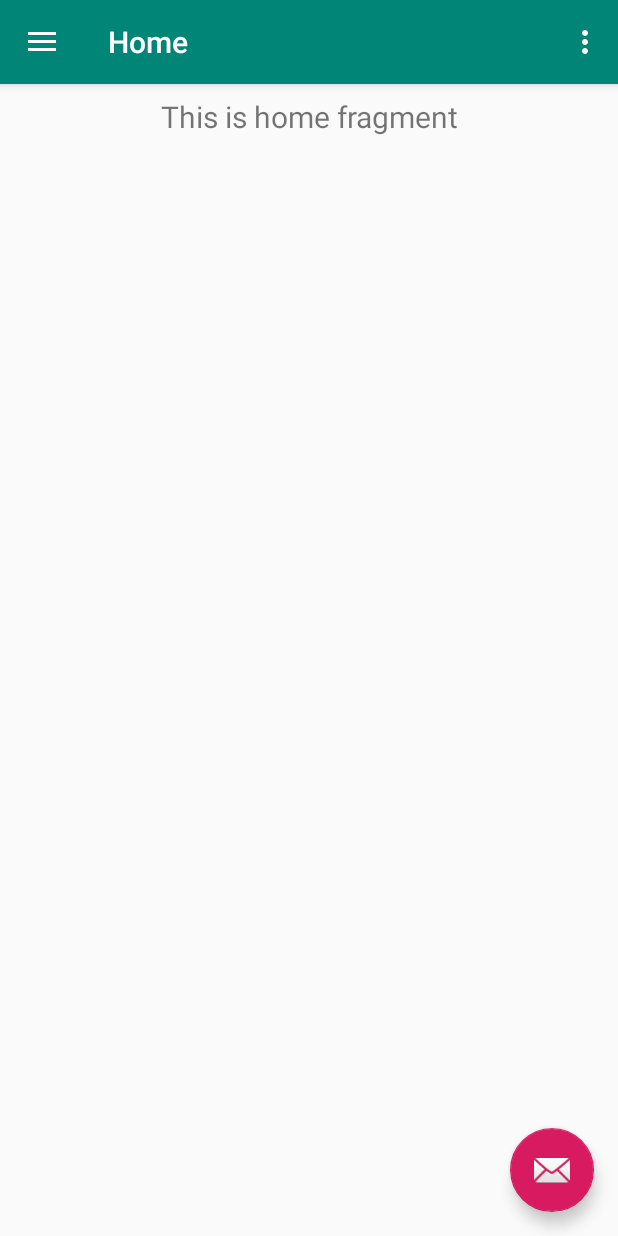
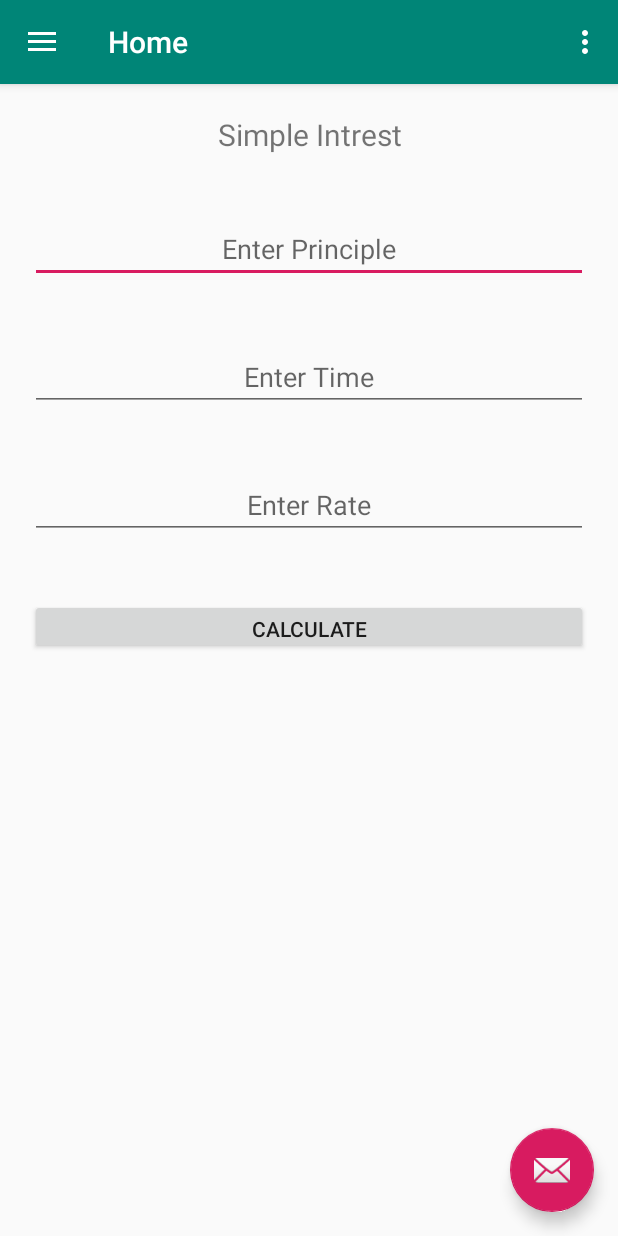
Before and after one commit to paudyalsandeep/NavigationBarActivity, an Android app: the screen it shows after launch (MainActivity), on a phone screen of 412 x 824 dp. Run offline under Robolectric (Android 15) with nearby library versions, the phone set to English and light mode, and no system bars; our stand-ins replace navigation-ui.

Commit message:
Nearly there

```diff
--- a/app/src/main/java/com/example/navigationbaractivity/ui/home/HomeFragment.java
+++ b/app/src/main/java/com/example/navigationbaractivity/ui/home/HomeFragment.java
@@ -1,33 +1,54 @@
 package com.example.navigationbaractivity.ui.home;
 
 import android.os.Bundle;
+
+import androidx.fragment.app.Fragment;
+
 import android.view.LayoutInflater;
 import android.view.View;
 import android.view.ViewGroup;
-import android.widget.TextView;
-import androidx.annotation.Nullable;
-import androidx.annotation.NonNull;
-import androidx.fragment.app.Fragment;
-import androidx.lifecycle.Observer;
-import androidx.lifecycle.ViewModelProviders;
+import android.widget.Button;
+import android.widget.EditText;
+import android.widget.Toast;
+
 import com.example.navigationbaractivity.R;
 
+/**
+ * A simple {@link Fragment} subclass.
+ */
 public class HomeFragment extends Fragment {
+    EditText etPrinciple,etTime,etRate;
+    Button btnSI;
 
-    private HomeViewModel homeViewModel;
 
-    public View onCreateView(@NonNull LayoutInflater inflater,
-            ViewGroup container, Bundle savedInstanceState) {
-        homeViewModel =
-                ViewModelProviders.of(this).get(HomeViewModel.class);
-        View root = inflater.inflate(R.layout.fragment_home, container, false);
-        final TextView textView = root.findViewById(R.id.text_home);
-        homeViewModel.getText().observe(this, new Observer<String>() {
+
+    public HomeFragment() {
+        // Required empty public constructor
+    }
+
+
+    @Override
+    public View onCreateView(LayoutInflater inflater, ViewGroup container,
+                             Bundle savedInstanceState) {
+        // Inflate the layout for this fragment
+        View view= inflater.inflate(R.layout.fragment_home, container, false);
+
+        etPrinciple=view.findViewById(R.id.etPrinciple);
+        etTime=view.findViewById(R.id.etTime);
+        etRate=view.findViewById(R.id.etRate);
+        btnSI=view.findViewById(R.id.btnSI);
+
+        btnSI.setOnClickListener(new View.OnClickListener() {
             @Override
-            public void onChanged(@Nullable String s) {
-                textView.setText(s);
+            public void onClick(View v) {
+                float p =Float.parseFloat(etPrinciple.getText().toString());
+                float t =Float.parseFloat(etTime.getText().toString());
+                float r =Float.parseFloat(etRate.getText().toString());
+                float SI=(p*t*r)/100;
+                Toast.makeText(getActivity(), "Simple Intrest is: "+SI, Toast.LENGTH_SHORT).show();
             }
         });
-        return root;
+        return view;
     }
+
 }
--- a/app/src/main/res/layout/fragment_home.xml
+++ b/app/src/main/res/layout/fragment_home.xml
@@ -1,20 +1,57 @@
 <?xml version="1.0" encoding="utf-8"?>
-<androidx.constraintlayout.widget.ConstraintLayout
-    xmlns:android="http://schemas.android.com/apk/res/android"
-    xmlns:app="http://schemas.android.com/apk/res-auto"
+<LinearLayout xmlns:android="http://schemas.android.com/apk/res/android"
+    xmlns:tools="http://schemas.android.com/tools"
     android:layout_width="match_parent"
-    android:layout_height="match_parent" >
+    android:layout_height="400dp"
+    android:orientation="vertical"
+    >
 
+    <!-- TODO: Update blank fragment layout -->
     <TextView
-        android:id="@+id/text_home"
         android:layout_width="match_parent"
         android:layout_height="wrap_content"
-        android:layout_marginStart="8dp"
-        android:layout_marginTop="8dp"
-        android:layout_marginEnd="8dp"
-        android:textAlignment="center"
-        android:textSize="20sp"
-        app:layout_constraintEnd_toEndOf="parent"
-        app:layout_constraintStart_toStartOf="parent"
-        app:layout_constraintTop_toTopOf="parent"/>
-</androidx.constraintlayout.widget.ConstraintLayout>
+        android:layout_gravity="center"
+        android:gravity="center"
+        android:layout_margin="20dp"
+        android:textSize="20dp"
+        android:text="Simple Intrest" />
+
+    <EditText
+        android:id="@+id/etPrinciple"
+        android:layout_width="match_parent"
+        android:layout_height="wrap_content"
+        android:hint="Enter Principle"
+        android:layout_gravity="center"
+        android:gravity="center"
+        android:layout_margin="20dp"
+        />
+    <EditText
+        android:id="@+id/etTime"
+        android:layout_width="match_parent"
+        android:layout_height="wrap_content"
+        android:hint="Enter Time"
+        android:layout_gravity="center"
+        android:gravity="center"
+        android:layout_margin="20dp"
+        />
+    <EditText
+        android:id="@+id/etRate"
+        android:layout_width="match_parent"
+        android:layout_height="wrap_content"
+        android:hint="Enter Rate"
+        android:layout_gravity="center"
+        android:gravity="center"
+        android:layout_margin="20dp"
+        />
+
+    <Button
+        android:id="@+id/btnSI"
+        android:layout_width="match_parent"
+        android:layout_height="wrap_content"
+        android:text="Calculate"
+        android:layout_gravity="center"
+        android:gravity="center"
+        android:layout_margin="20dp"
+        />
+
+</LinearLayout>
```
